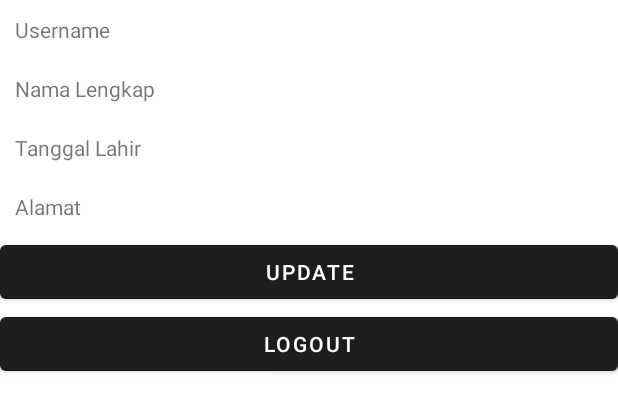
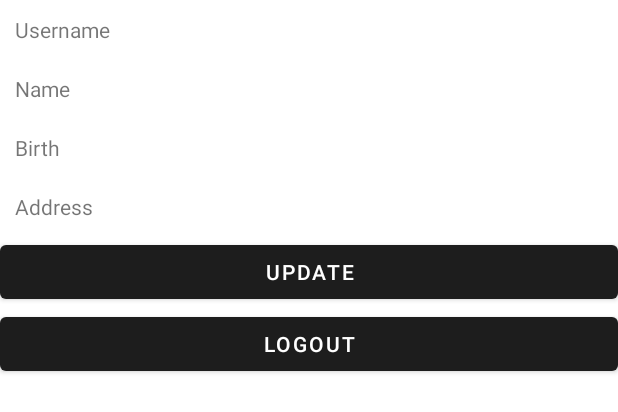
Before and after one commit to Widi-Yulianti/challenge5, an Android app: the layout activity_profile.xml on its own in the app's theme, with its tools: preview values and no code run, on a phone screen of 412 x 824 dp. Shown: the top 412 px of the screen. Run offline under Robolectric (Android 15) with nearby library versions, the phone set to English and light mode, and no system bars.

Commit message:
Update activity_profile.xml

```diff
--- a/app/src/main/res/layout/activity_profile.xml
+++ b/app/src/main/res/layout/activity_profile.xml
@@ -19,7 +19,7 @@
         android:layout_width="match_parent"
         android:layout_height="wrap_content"
         android:padding="10dp"
-        android:text="Nama Lengkap"
+        android:text="Name"
         app:layout_constraintTop_toBottomOf="@+id/textUsername"/>
 
     <TextView
@@ -27,7 +27,7 @@
         android:layout_width="match_parent"
         android:layout_height="wrap_content"
         android:padding="10dp"
-        android:text="Tanggal Lahir"
+        android:text="Birth"
         app:layout_constraintTop_toBottomOf="@+id/textName"/>
 
     <TextView
@@ -35,7 +35,7 @@
         android:layout_width="match_parent"
         android:layout_height="wrap_content"
         android:padding="10dp"
-        android:text="Alamat"
+        android:text="Address"
         app:layout_constraintTop_toBottomOf="@+id/textDate"/>
 
     <Button
```
